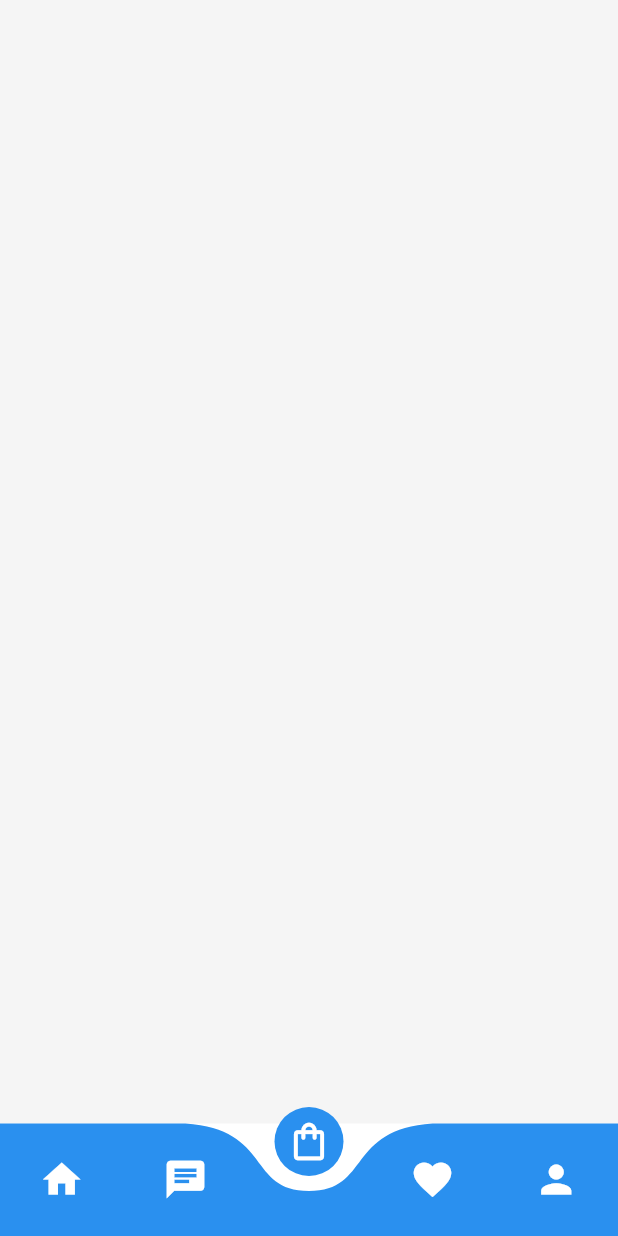
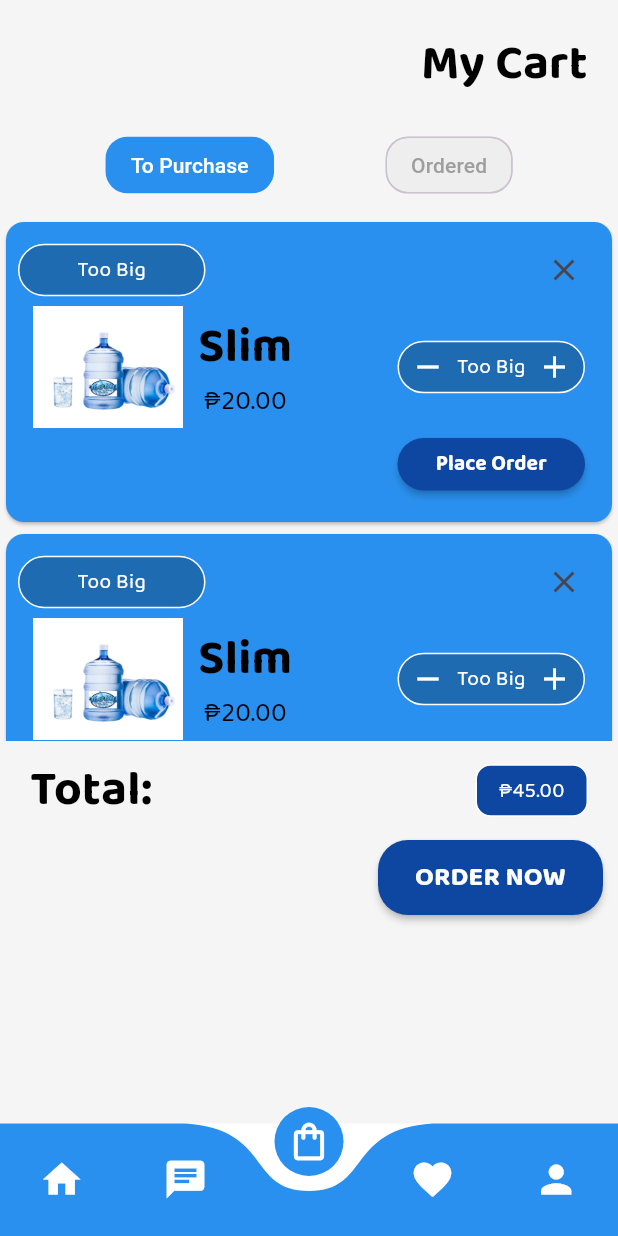
Before and after one commit to lansoyyy/aquaventures, a Flutter app: the HomeScreen screen opened directly, item 3 of the bottom bar chosen, on a phone screen of 412 x 824 dp. Run offline on Flutter 3.47's test engine with Material 3 defaults, Android fonts, the phone set to English and light mode, and no system bars; drawn by our look-alikes of curved_navigation_bar; our stand-ins replace fluttertoast.

Commit message:
added cart tab ui

```diff
--- a/lib/screens/home_screen.dart
+++ b/lib/screens/home_screen.dart
@@ -1,3 +1,4 @@
+import 'package:aquaventures/screens/tabs/cart_tab.dart';
 import 'package:aquaventures/screens/tabs/chat_tab.dart';
 import 'package:aquaventures/screens/tabs/home_tab.dart';
 import 'package:aquaventures/utils/colors.dart';
@@ -20,7 +21,7 @@ class _HomeScreenState extends State<HomeScreen> {
   List tabs = [
     const HomeTab(),
     const ChatTab(),
-    const SizedBox(),
+    const CarTab(),
     const SizedBox(),
     const SizedBox(),
   ];
--- /dev/null
+++ b/lib/screens/tabs/cart_tab.dart
@@ -0,0 +1,393 @@
+import 'package:aquaventures/utils/colors.dart';
+import 'package:aquaventures/widgets/button_widget.dart';
+import 'package:aquaventures/widgets/text_widget.dart';
+import 'package:flutter/material.dart';
+
+class CarTab extends StatefulWidget {
+  const CarTab({super.key});
+
+  @override
+  State<CarTab> createState() => _CarTabState();
+}
+
+class _CarTabState extends State<CarTab> {
+  int selectedIndex = 0;
+
+  final List<String> filters = ['To Purchase', 'Ordered'];
+
+  @override
+  Widget build(BuildContext context) {
+    return SingleChildScrollView(
+      child: Column(
+        children: [
+          Padding(
+            padding: const EdgeInsets.only(right: 20, top: 20, bottom: 20),
+            child: Align(
+              alignment: Alignment.topRight,
+              child: TextWidget(
+                text: 'My Cart',
+                fontSize: 32,
+                fontFamily: 'Bold',
+                color: Colors.black,
+              ),
+            ),
+          ),
+          Row(
+            mainAxisAlignment: MainAxisAlignment.spaceEvenly,
+            children: filters.asMap().entries.map((entry) {
+              int index = entry.key;
+              String filter = entry.value;
+              bool isSelected = index == selectedIndex;
+
+              return Padding(
+                padding: const EdgeInsets.symmetric(horizontal: 4.0),
+                child: ChoiceChip(
+                  showCheckmark: false,
+                  label: Text(
+                    filter,
+                    style: TextStyle(
+                      color: isSelected ? Colors.white : Colors.grey,
+                    ),
+                  ),
+                  selected: isSelected,
+                  selectedColor: const Color(0xff2A90EF),
+                  backgroundColor: Colors.grey.shade200,
+                  shape: RoundedRectangleBorder(
+                    borderRadius: BorderRadius.circular(15.0),
+                  ),
+                  onSelected: (bool selected) {
+                    setState(() {
+                      selectedIndex = selected ? index : 0;
+                    });
+                  },
+                ),
+              );
+            }).toList(),
+          ),
+          const SizedBox(
+            height: 10,
+          ),
+          selectedIndex == 0
+              ? purchase()
+              : Column(
+                  children: [
+                    Padding(
+                      padding: const EdgeInsets.only(left: 20, bottom: 20),
+                      child: Align(
+                        alignment: Alignment.topLeft,
+                        child: Container(
+                          width: 125,
+                          height: 35,
+                          decoration: BoxDecoration(
+                              borderRadius: BorderRadius.circular(50),
+                              color: Colors.grey[300]),
+                          child: Center(
+                            child: TextWidget(
+                              text: 'Order completed',
+                              fontSize: 14,
+                              color: Colors.grey,
+                            ),
+                          ),
+                        ),
+                      ),
+                    ),
+                    SizedBox(
+                      height: 350,
+                      width: double.infinity,
+                      child: ListView.builder(
+                        itemBuilder: (context, index) {
+                          return Card(
+                            color: primary,
+                            child: SizedBox(
+                              height: 200,
+                              width: double.infinity,
+                              child: Padding(
+                                padding: const EdgeInsets.all(8.0),
+                                child: Column(
+                                  children: [
+                                    Row(
+                                      mainAxisAlignment:
+                                          MainAxisAlignment.spaceBetween,
+                                      children: [
+                                        Container(
+                                          width: 125,
+                                          height: 35,
+                                          decoration: BoxDecoration(
+                                              border: Border.all(
+                                                color: Colors.white,
+                                              ),
+                                              borderRadius:
+                                                  BorderRadius.circular(50),
+                                              color: Colors.black26),
+                                          child: Center(
+                                            child: TextWidget(
+                                              text: 'Too Big',
+                                              fontSize: 14,
+                                            ),
+                                          ),
+                                        ),
+                                      ],
+                                    ),
+                                    Padding(
+                                      padding: const EdgeInsets.only(
+                                          left: 10, right: 10, top: 10),
+                                      child: Column(
+                                        crossAxisAlignment:
+                                            CrossAxisAlignment.center,
+                                        children: [
+                                          Row(
+                                            mainAxisAlignment:
+                                                MainAxisAlignment.start,
+                                            crossAxisAlignment:
+                                                CrossAxisAlignment.end,
+                                            children: [
+                                              Image.asset(
+                                                'assets/images/Web_Photo_Editor 1.png',
+                                                width: 100,
+                                              ),
+                                              const SizedBox(
+                                                width: 10,
+                                              ),
+                                              Column(
+                                                children: [
+                                                  TextWidget(
+                                                    text: 'Slim',
+                                                    fontSize: 32,
+                                                    color: Colors.black,
+                                                    fontFamily: 'Bold',
+                                                  ),
+                                                  TextWidget(
+                                                    text: '₱20.00',
+                                                    fontSize: 18,
+                                                    color: Colors.black,
+                                                    fontFamily: 'Regular',
+                                                  ),
+                                                ],
+                                              ),
+                                              const Expanded(
+                                                child: SizedBox(
+                                                  width: 10,
+                                                ),
+                                              ),
+                                              ButtonWidget(
+                                                radius: 100,
+                                                width: 125,
+                                                height: 35,
+                                                fontSize: 14,
+                                                color: Colors.blue[900]!,
+                                                label: 'Completed',
+                                                onPressed: () {},
+                                              ),
+                                            ],
+                                          ),
+                                          const SizedBox(
+                                            height: 10,
+                                          ),
+                                          Row(
+                                            children: [
+                                              for (int i = 0; i < 5; i++)
+                                                Icon(
+                                                  Icons.star,
+                                                  color: i == 4
+                                                      ? Colors.white
+                                                      : Colors.amber,
+                                                ),
+                                            ],
+                                          ),
+                                        ],
+                                      ),
+                                    ),
+                                  ],
+                                ),
+                              ),
+                            ),
+                          );
+                        },
+                      ),
+                    ),
+                  ],
+                ),
+        ],
+      ),
+    );
+  }
+
+  Widget purchase() {
+    return Column(
+      children: [
+        SizedBox(
+          height: 350,
+          width: double.infinity,
+          child: ListView.builder(
+            itemBuilder: (context, index) {
+              return Card(
+                color: primary,
+                child: SizedBox(
+                  height: 200,
+                  width: double.infinity,
+                  child: Padding(
+                    padding: const EdgeInsets.all(8.0),
+                    child: Column(
+                      children: [
+                        Row(
+                          mainAxisAlignment: MainAxisAlignment.spaceBetween,
+                          children: [
+                            Container(
+                              width: 125,
+                              height: 35,
+                              decoration: BoxDecoration(
+                                  border: Border.all(
+                                    color: Colors.white,
+                                  ),
+                                  borderRadius: BorderRadius.circular(50),
+                                  color: Colors.black26),
+                              child: Center(
+                                child: TextWidget(
+                                  text: 'Too Big',
+                                  fontSize: 14,
+                                ),
+                              ),
+                            ),
+                            IconButton(
+                              onPressed: () {},
+                              icon: const Icon(
+                                Icons.close,
+                              ),
+                            ),
+                          ],
+                        ),
+                        Padding(
+                          padding: const EdgeInsets.only(left: 10, right: 10),
+                          child: Row(
+                            mainAxisAlignment: MainAxisAlignment.start,
+                            children: [
+                              Image.asset(
+                                'assets/images/Web_Photo_Editor 1.png',
+                                width: 100,
+                              ),
+                              const SizedBox(
+                                width: 10,
+                              ),
+                              Column(
+                                children: [
+                                  TextWidget(
+                                    text: 'Slim',
+                                    fontSize: 32,
+                                    color: Colors.black,
+                                    fontFamily: 'Bold',
+                                  ),
+                                  TextWidget(
+                                    text: '₱20.00',
+                                    fontSize: 18,
+                                    color: Colors.black,
+                                    fontFamily: 'Regular',
+                                  ),
+                                ],
+                              ),
+                              const Expanded(
+                                child: SizedBox(),
+                              ),
+                              Container(
+                                width: 125,
+                                height: 35,
+                                decoration: BoxDecoration(
+                                    border: Border.all(
+                                      color: Colors.white,
+                                    ),
+                                    borderRadius: BorderRadius.circular(50),
+                                    color: Colors.black26),
+                                child: Row(
+                                  mainAxisAlignment:
+                                      MainAxisAlignment.spaceEvenly,
+                                  children: [
+                                    const Icon(
+                                      Icons.remove,
+                                      color: Colors.white,
+                                    ),
+                                    TextWidget(
+                                      text: 'Too Big',
+                                      fontSize: 14,
+                                    ),
+                                    const Icon(
+                                      Icons.add,
+                                      color: Colors.white,
+                                    ),
+                                  ],
+                                ),
+                              ),
+                            ],
+                          ),
+                        ),
+                        Padding(
+                          padding: const EdgeInsets.only(
+                              right: 10, top: 0, bottom: 0),
+                          child: Align(
+                            alignment: Alignment.topRight,
+                            child: ButtonWidget(
+                              radius: 100,
+                              width: 125,
+                              height: 35,
+                              fontSize: 14,
+                              color: Colors.blue[900]!,
+                              label: 'Place Order',
+                              onPressed: () {},
+                            ),
+                          ),
+                        ),
+                      ],
+                    ),
+                  ),
+                ),
+              );
+            },
+          ),
+        ),
+        Padding(
+          padding: const EdgeInsets.fromLTRB(20, 10, 20, 10),
+          child: Row(
+            mainAxisAlignment: MainAxisAlignment.spaceBetween,
+            children: [
+              TextWidget(
+                text: 'Total:',
+                fontSize: 32,
+                fontFamily: 'Bold',
+                color: Colors.black,
+              ),
+              Container(
+                width: 75,
+                height: 35,
+                decoration: BoxDecoration(
+                    border: Border.all(
+                      color: Colors.white,
+                    ),
+                    borderRadius: BorderRadius.circular(10),
+                    color: Colors.blue[900]),
+                child: Center(
+                  child: TextWidget(
+                    text: '₱45.00',
+                    fontSize: 14,
+                  ),
+                ),
+              ),
+            ],
+          ),
+        ),
+        Padding(
+          padding: const EdgeInsets.only(right: 10, top: 0, bottom: 10),
+          child: Align(
+            alignment: Alignment.topRight,
+            child: ButtonWidget(
+              radius: 20,
+              width: 150,
+              height: 50,
+              fontSize: 18,
+              color: Colors.blue[900]!,
+              label: 'ORDER NOW',
+              onPressed: () {},
+            ),
+          ),
+        ),
+      ],
+    );
+  }
+}
```
